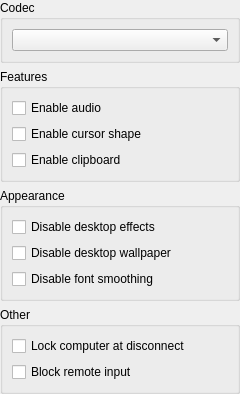
dchapyshev/aspia, file source/console/computer_dialog_desktop.ui: the form before one commit.
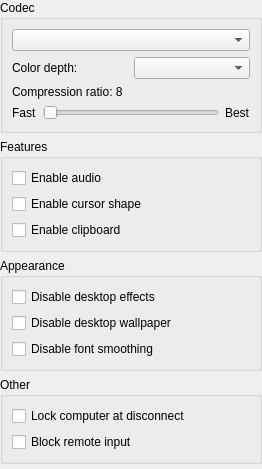
The form after the commit.

```diff
--- a/source/console/computer_dialog_desktop.ui
+++ b/source/console/computer_dialog_desktop.ui
@@ -6,8 +6,8 @@
    <rect>
     <x>0</x>
     <y>0</y>
-    <width>240</width>
-    <height>342</height>
+    <width>262</width>
+    <height>469</height>
    </rect>
   </property>
   <property name="windowTitle">
@@ -41,6 +41,64 @@
       <item>
        <widget class="QComboBox" name="combo_codec"/>
       </item>
+      <item>
+       <layout class="QHBoxLayout" name="horizontalLayout_2">
+        <item>
+         <widget class="QLabel" name="label_color_depth">
+          <property name="text">
+           <string>Color depth:</string>
+          </property>
+         </widget>
+        </item>
+        <item>
+         <widget class="QComboBox" name="combobox_color_depth"/>
+        </item>
+       </layout>
+      </item>
+      <item>
+       <widget class="QLabel" name="label_compress_ratio">
+        <property name="text">
+         <string notr="true">Compression ratio: 8</string>
+        </property>
+       </widget>
+      </item>
+      <item>
+       <layout class="QHBoxLayout" name="horizontalLayout">
+        <item>
+         <widget class="QLabel" name="label_fast">
+          <property name="text">
+           <string>Fast</string>
+          </property>
+         </widget>
+        </item>
+        <item>
+         <widget class="QSlider" name="slider_compress_ratio">
+          <property name="minimumSize">
+           <size>
+            <width>0</width>
+            <height>16</height>
+           </size>
+          </property>
+          <property name="minimum">
+           <number>1</number>
+          </property>
+          <property name="maximum">
+           <number>22</number>
+          </property>
+          <property name="orientation">
+           <enum>Qt::Horizontal</enum>
+          </property>
+         </widget>
+        </item>
+        <item>
+         <widget class="QLabel" name="label_best">
+          <property name="text">
+           <string>Best</string>
+          </property>
+         </widget>
+        </item>
+       </layout>
+      </item>
      </layout>
     </widget>
    </item>
```
